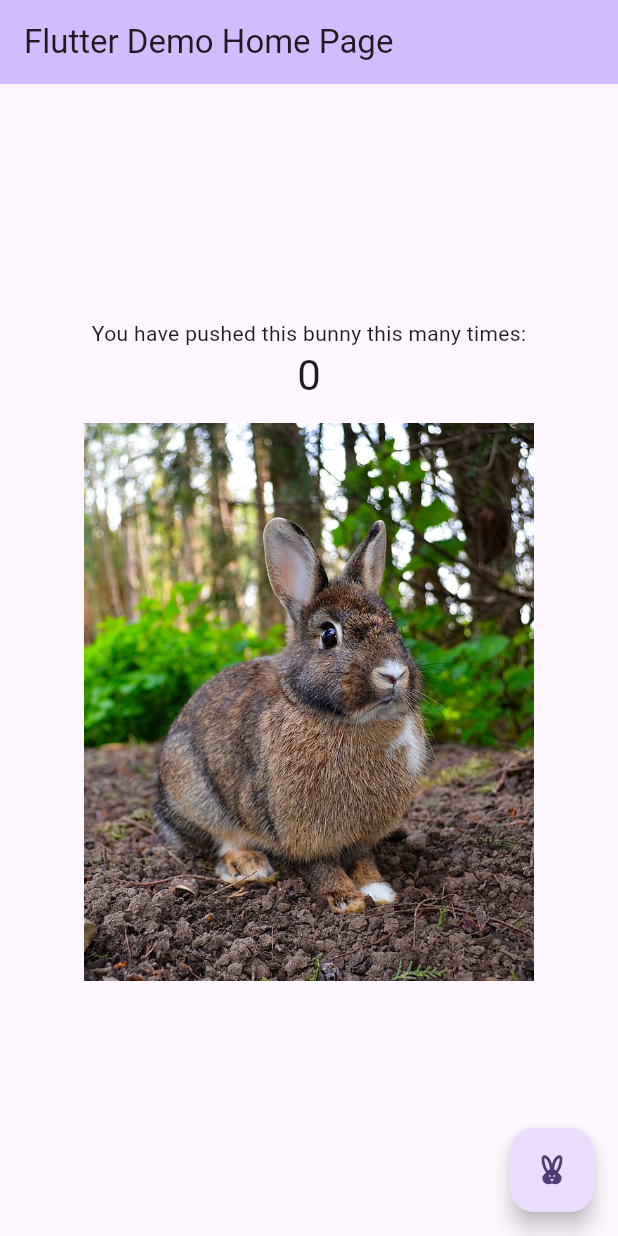
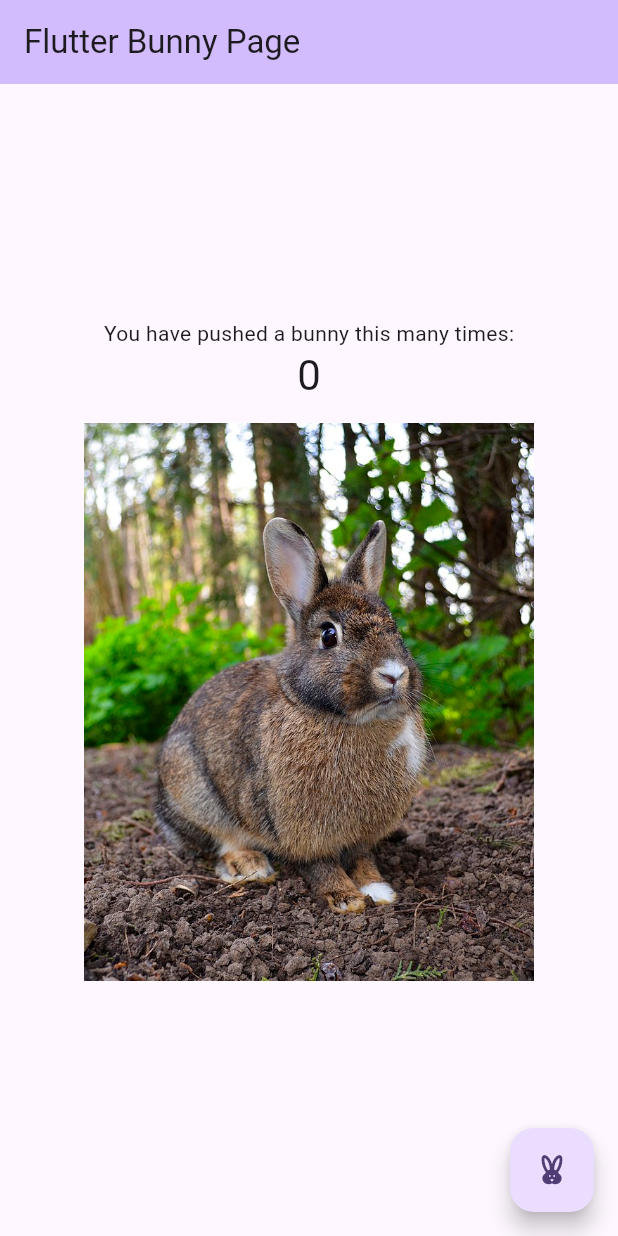
Before and after one commit to leo-huovi/Flutter, a Flutter app: the screen it shows after launch, on a phone screen of 412 x 824 dp. Run offline on Flutter 3.47's test engine with Material 2 defaults, Android fonts, the phone set to English and light mode, and no system bars; our stand-ins replace audioplayers; missing offline and left inert: soundpool.

```diff
--- a/bunny_world/lib/main.dart
+++ b/bunny_world/lib/main.dart
@@ -1,4 +1,6 @@
 import 'package:flutter/material.dart';
+import 'package:audioplayers/audioplayers.dart';
+import 'package:soundpool/soundpool.dart';
 
 void main() {
   runApp(const MyApp());
@@ -31,7 +33,7 @@ class MyApp extends StatelessWidget {
         colorScheme: ColorScheme.fromSeed(seedColor: Colors.deepPurple),
         useMaterial3: true,
       ),
-      home: const MyHomePage(title: 'Flutter Demo Home Page'),
+      home: const MyHomePage(title: 'Flutter Bunny Page'),
     );
   }
 }
@@ -56,6 +58,7 @@ class MyHomePage extends StatefulWidget {
 
 class _MyHomePageState extends State<MyHomePage> {
   int _counter = 0;
+  final AudioPlayer _audioCache = AudioPlayer();
 
   void _incrementCounter() {
     setState(() {
@@ -66,6 +69,11 @@ class _MyHomePageState extends State<MyHomePage> {
       // called again, and so nothing would appear to happen.
       _counter++;
     });
+  }
+
+  void _playClickSound() {
+    _audioCache.play(AssetSource(
+        'sounds/yippee.mp3')); // Replace with your actual sound file path
   }
 
   @override
@@ -106,18 +114,24 @@ class _MyHomePageState extends State<MyHomePage> {
           mainAxisAlignment: MainAxisAlignment.center,
           children: <Widget>[
             const Text(
-              'You have pushed this bunny this many times:',
+              'You have pushed a bunny this many times:',
             ),
             Text(
               '$_counter',
               style: Theme.of(context).textTheme.headlineMedium,
             ),
-            InkWell(
+            InkResponse(
               onTap: () {
                 // Call the incrementCounter function here
                 _incrementCounter();
-                // _playClickSound();
+                _playClickSound();
               },
+              splashColor: const Color.fromARGB(
+                  147, 240, 213, 211), // Set the color of the splash (ripple)
+              highlightColor: const Color.fromARGB(
+                  63, 217, 203, 219), // Set the color when the tap is held down
+              borderRadius:
+                  BorderRadius.circular(50.0), // Set the shape of the ripple
               child: Image.asset(
                 'assets/images/bunny.jpg', // Replace 'image_name.png' with your actual image file name
                 width: 300, // Adjust the width as per your requirement
--- a/bunny_world/pubspec.yaml
+++ b/bunny_world/pubspec.yaml
@@ -31,6 +31,8 @@ dependencies:
   flutter:
     sdk: flutter
 
+  audioplayers: ^4.1.0 # Or the latest version available at the tim
+
 
   # The following adds the Cupertino Icons font to your application.
   # Use with the CupertinoIcons class for iOS style icons.
@@ -61,6 +63,7 @@ flutter:
   # To add assets to your application, add an assets section, like this:
   assets:
    - assets/images/
+   - assets/sounds/
   #   - images/a_dot_ham.jpeg
 
   # An image asset can refer to one or more resolution-specific "variants", see
```
Also changed, not shown: bunny_world/pubspec.lock, 6 other files.
